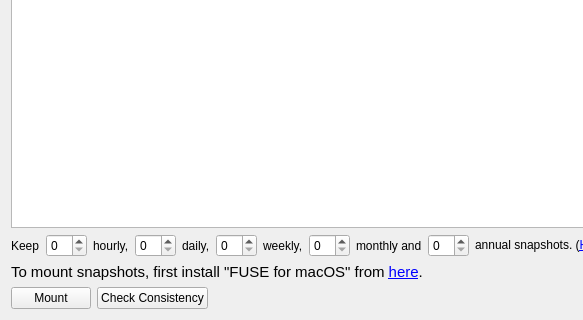
borgbase/vorta, file src/vorta/assets/UI/snapshottab.ui: the form before one commit; both pictures show x 0 to 583 and y 194 to 514 of the 799 by 514 pixel window.
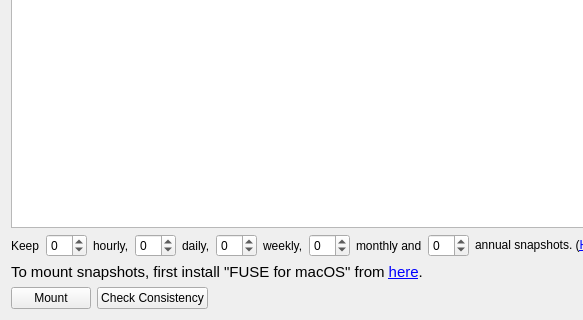
The form after the commit. Icons and pictures are not drawn.

Commit message: Allow setting keep-level to -1 (forever), as suggested in #6

Patch:
```diff
--- a/src/vorta/assets/UI/snapshottab.ui
+++ b/src/vorta/assets/UI/snapshottab.ui
@@ -103,7 +103,11 @@
       </widget>
      </item>
      <item>
-      <widget class="QSpinBox" name="prune_hour"/>
+      <widget class="QSpinBox" name="prune_hour">
+       <property name="minimum">
+        <number>-1</number>
+       </property>
+      </widget>
      </item>
      <item>
       <widget class="QLabel" name="label_6">
@@ -113,7 +117,11 @@
       </widget>
      </item>
      <item>
-      <widget class="QSpinBox" name="prune_day"/>
+      <widget class="QSpinBox" name="prune_day">
+       <property name="minimum">
+        <number>-1</number>
+       </property>
+      </widget>
      </item>
      <item>
       <widget class="QLabel" name="label_7">
@@ -123,7 +131,11 @@
       </widget>
      </item>
      <item>
-      <widget class="QSpinBox" name="prune_week"/>
+      <widget class="QSpinBox" name="prune_week">
+       <property name="minimum">
+        <number>-1</number>
+       </property>
+      </widget>
      </item>
      <item>
       <widget class="QLabel" name="label_8">
@@ -133,7 +145,11 @@
       </widget>
      </item>
      <item>
-      <widget class="QSpinBox" name="prune_month"/>
+      <widget class="QSpinBox" name="prune_month">
+       <property name="minimum">
+        <number>-1</number>
+       </property>
+      </widget>
      </item>
      <item>
       <widget class="QLabel" name="label_9">
@@ -143,7 +159,11 @@
       </widget>
      </item>
      <item>
-      <widget class="QSpinBox" name="prune_year"/>
+      <widget class="QSpinBox" name="prune_year">
+       <property name="minimum">
+        <number>-1</number>
+       </property>
+      </widget>
      </item>
      <item>
       <widget class="QLabel" name="label_10">
```
